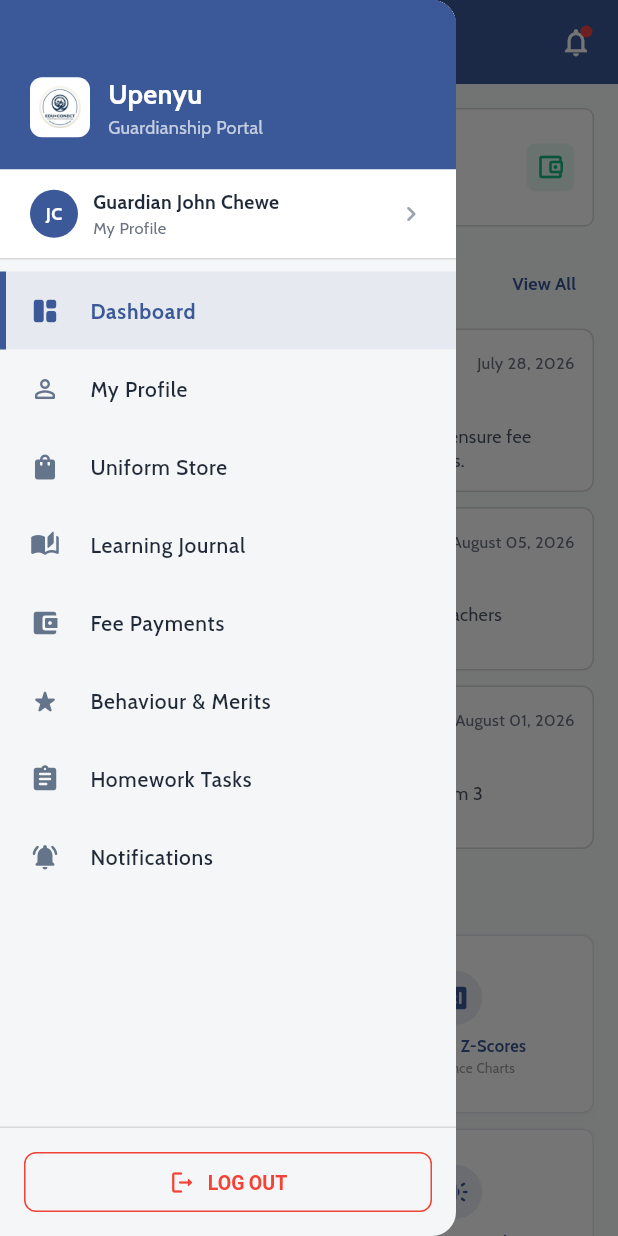
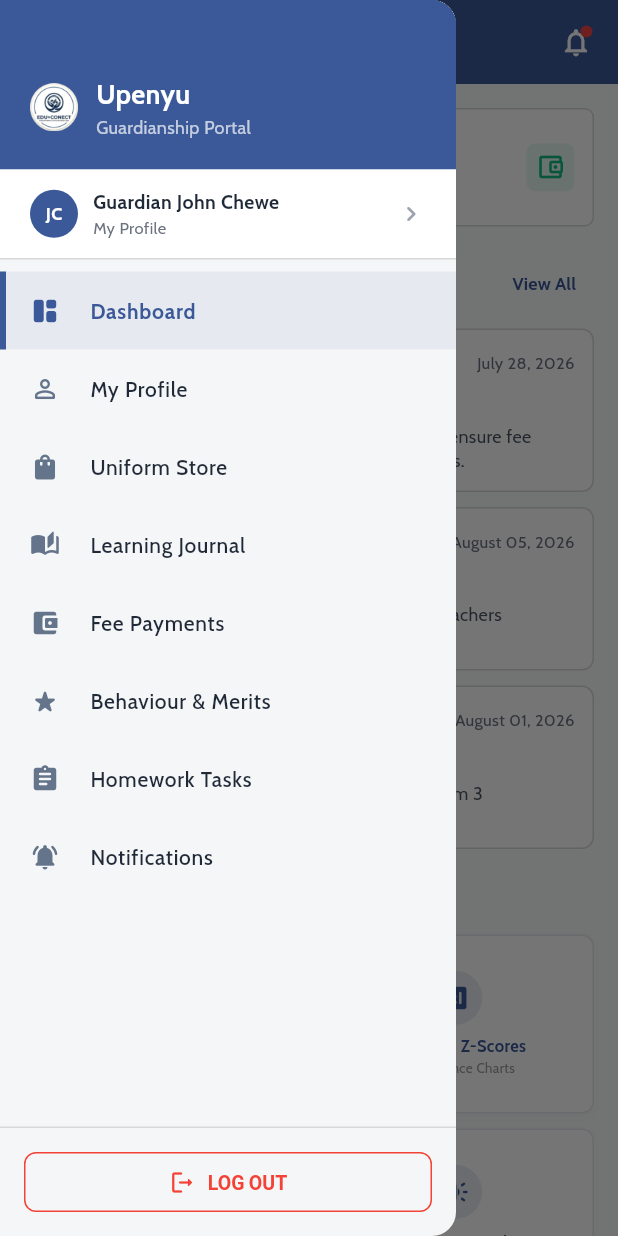
Before and after one commit to Jeyzimtech/Guardianship-App, a Flutter app: the DashboardHome screen opened directly, with the side drawer open, on a phone screen of 412 x 824 dp. Run offline on Flutter 3.47's test engine with Material 3 defaults, Android fonts, the light colour scheme and no system bars; our stand-ins replace dio, google_fonts, shared_preferences; accounts and stored records are empty.

Commit message:
Remove white container box around header icon so it embeds directly on blue background

```diff
--- a/mobile/lib/features/common/app_drawer.dart
+++ b/mobile/lib/features/common/app_drawer.dart
@@ -76,22 +76,15 @@
             color: primaryBlue,
             child: Row(
               children: [
-                Container(
-                  padding: const EdgeInsets.all(6),
-                  decoration: BoxDecoration(
+                Image.asset(
+                  'assets/logo.png',
+                  height: 32,
+                  width: 32,
+                  fit: BoxFit.contain,
+                  errorBuilder: (context, error, stackTrace) => const Icon(
+                    Icons.shield_rounded,
                     color: Colors.white,
-                    borderRadius: BorderRadius.circular(8),
-                  ),
-                  child: Image.asset(
-                    'assets/logo.png',
-                    height: 28,
-                    width: 28,
-                    fit: BoxFit.contain,
-                    errorBuilder: (context, error, stackTrace) => const Icon(
-                      Icons.shield_rounded,
-                      color: primaryBlue,
-                      size: 28,
-                    ),
+                    size: 32,
                   ),
                 ),
                 const SizedBox(width: 12),
```
